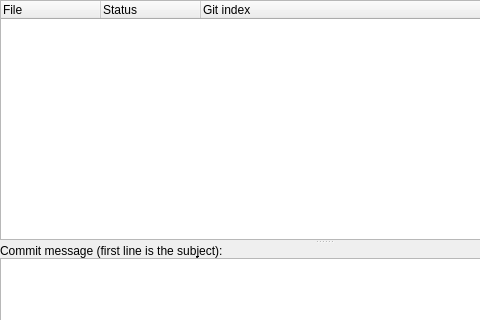
This is src/commit.ui in tibirna/qgit as Qt 5 draws it before an edit; both pictures show x 0 to 480 and y 0 to 320 of the 647 by 531 pixel window. The edited form follows.
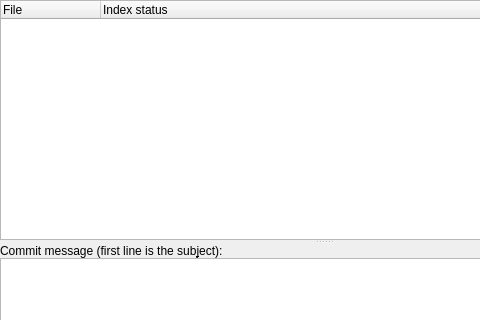
This is the edited form. Icons and pictures are not drawn.

Commit message:
Split status info to gain some memory saving
Instead of storing file status as a string split common
info in an enum and only in case of rename or copy use a
string.

What changed in the file:
```diff
--- a/src/commit.ui
+++ b/src/commit.ui
@@ -52,7 +52,7 @@
          <bool>true</bool>
         </property>
         <property name="columnCount" >
-         <number>3</number>
+         <number>2</number>
         </property>
         <column>
          <property name="text" >
@@ -61,12 +61,7 @@
         </column>
         <column>
          <property name="text" >
-          <string>Status</string>
-         </property>
-        </column>
-        <column>
-         <property name="text" >
-          <string>Git index</string>
+          <string>Index status</string>
          </property>
         </column>
        </widget>
```
The commit also changes 10 other files.
